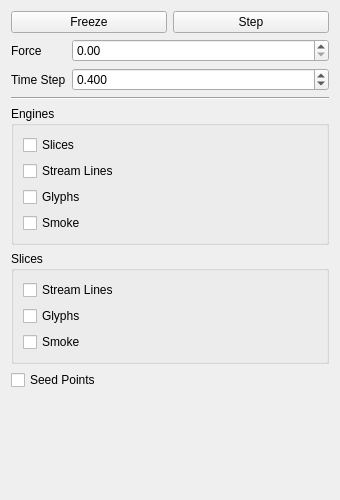
The window that smoke/view/simulationtab.ui (bvanloon/Scientific-Visualization) describes before a commit, drawn with Qt 5.
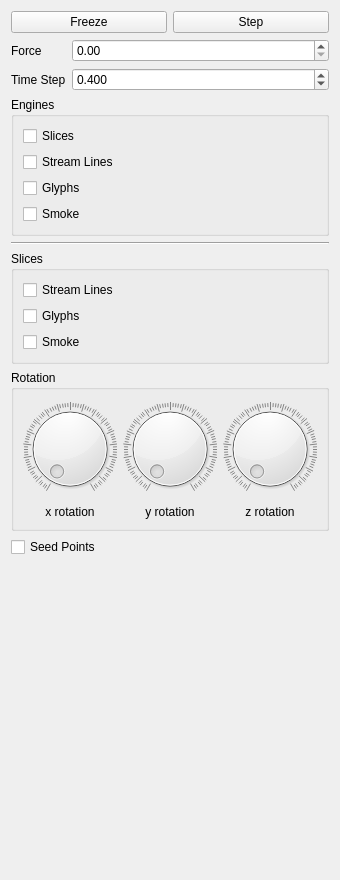
The same window after the commit.

Commit message: Set up the rotation ui.

What changed in the file:
```diff
--- a/smoke/view/simulationtab.ui
+++ b/smoke/view/simulationtab.ui
@@ -7,7 +7,7 @@
     <x>0</x>
     <y>0</y>
     <width>340</width>
-    <height>500</height>
+    <height>880</height>
    </rect>
   </property>
   <property name="minimumSize">
@@ -84,13 +84,6 @@
      </item>
     </layout>
    </item>
-   <item>
-    <widget class="Line" name="line_2">
-     <property name="orientation">
-      <enum>Qt::Horizontal</enum>
-     </property>
-    </widget>
-   </item>
    <item>
     <widget class="QGroupBox" name="groupBox">
      <property name="sizePolicy">
@@ -134,6 +127,13 @@
      </layout>
     </widget>
    </item>
+   <item>
+    <widget class="Line" name="line_2">
+     <property name="orientation">
+      <enum>Qt::Horizontal</enum>
+     </property>
+    </widget>
+   </item>
    <item>
     <widget class="QGroupBox" name="SlicesGroupBox">
      <property name="title">
@@ -164,6 +164,87 @@
      </layout>
     </widget>
    </item>
+   <item>
+    <widget class="QGroupBox" name="groupBox_2">
+     <property name="title">
+      <string>Rotation</string>
+     </property>
+     <layout class="QHBoxLayout" name="horizontalLayout_2">
+      <item>
+       <layout class="QVBoxLayout" name="xLayout">
+        <item>
+         <widget class="QDial" name="dial">
+          <property name="maximum">
+           <number>359</number>
+          </property>
+          <property name="notchesVisible">
+           <bool>true</bool>
+          </property>
+         </widget>
+        </item>
+        <item>
+         <widget class="QLabel" name="label">
+          <property name="text">
+           <string>x rotation</string>
+          </property>
+          <property name="alignment">
+           <set>Qt::AlignCenter</set>
+          </property>
+         </widget>
+        </item>
+       </layout>
+      </item>
+      <item>
+       <layout class="QVBoxLayout" name="yLayout">
+        <item>
+         <widget class="QDial" name="dial_2">
+          <property name="maximum">
+           <number>359</number>
+          </property>
+          <property name="notchesVisible">
+           <bool>true</bool>
+          </property>
+         </widget>
+        </item>
+        <item>
+         <widget class="QLabel" name="label_2">
+          <property name="text">
+           <string>y rotation</string>
+          </property>
+          <property name="alignment">
+           <set>Qt::AlignCenter</set>
+          </property>
+         </widget>
+        </item>
+       </layout>
+      </item>
+      <item>
+       <layout class="QVBoxLayout" name="zLayout">
+        <item>
+         <widget class="QDial" name="dial_3">
+          <property name="maximum">
+           <number>359</number>
+          </property>
+          <property name="notchesVisible">
+           <bool>true</bool>
+          </property>
+         </widget>
+        </item>
+        <item>
+         <widget class="QLabel" name="label_3">
+          <property name="text">
+           <string>z rotation</string>
+          </property>
+          <property name="alignment">
+           <set>Qt::AlignCenter</set>
+          </property>
+         </widget>
+        </item>
+       </layout>
+      </item>
+     </layout>
+    </widget>
+   </item>
    <item>
     <widget class="QCheckBox" name="seedPointsCheckBox">
      <property name="text">
```
